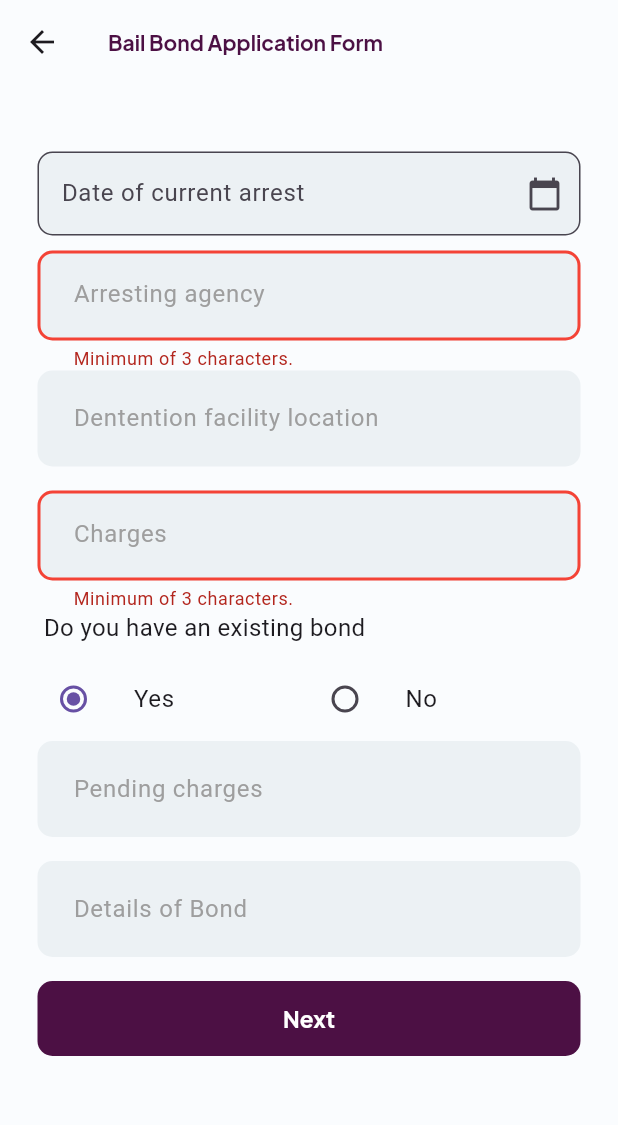
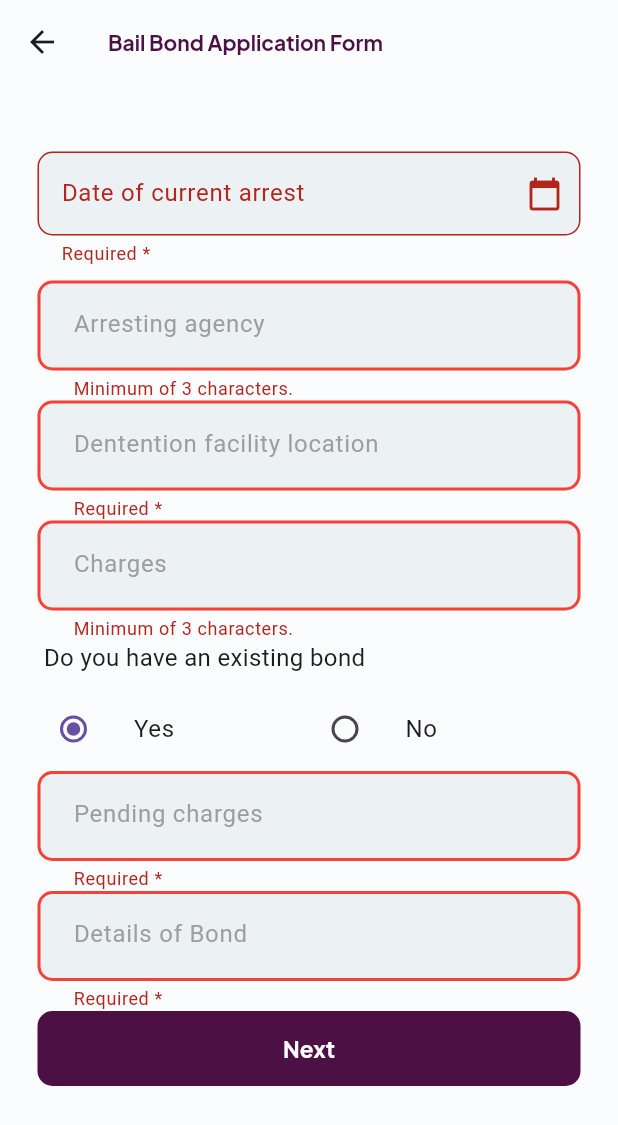
Before and after one commit to Paralexapp/paralex-mobile, a Flutter app: the BondFourthStep screen opened by its route, after a tap on "Next", on a phone screen of 412 x 824 dp. Shown: the top 1125 px of the screen. Run offline on Flutter 3.47's test engine with Material 3 defaults, Android fonts, the phone set to English and light mode, and no system bars; our stand-ins replace audioplayers, dotted_border, email_validator, flutter_holo_date_picker, flutter_svg, get and 6 more; missing offline and left inert: ffmpeg_kit_flutter, flutter_sound; network calls fail; project files that could hold a hidden picture were left out.

```diff
--- a/paralex/lib/service_provider/services/api_service.dart
+++ b/paralex/lib/service_provider/services/api_service.dart
@@ -141,7 +141,7 @@ class ApiService {
 
   Future<String> uploadImage(File file) async {
     String uploadedImageUrl = '';
-    var url = Uri.parse('$baseUrl/api/v1/auth/upload-to-cloudinary');
+    var url = Uri.parse('$baseUrl/api/v1/auth/upload-media');
     try {
       var request = http.MultipartRequest('POST', url)
         ..files.add(await http.MultipartFile.fromPath('file', file.path));
@@ -149,8 +149,8 @@ class ApiService {
       var response = await request.send();
 
       if (response.statusCode == 200 || response.statusCode == 201) {
-        final responseBody = await response.stream.bytesToString();
-        uploadedImageUrl = responseBody;
+        var responseBody = await jsonDecode(response.stream.toString());
+        uploadedImageUrl = responseBody['secure_url'];
         return uploadedImageUrl;
       } else {
         Get.snackbar(
--- a/paralex/lib/service_provider/view/widgets/date_picker.dart
+++ b/paralex/lib/service_provider/view/widgets/date_picker.dart
@@ -45,6 +45,12 @@ class _ReusableDatePickerState extends State<ReusableDatePicker> {
           TextEditingController(
               text: _dateFormat.format(_selectedDate ?? DateTime.now())),
       readOnly: true,
+      validator: (value) {
+        if (value!.isEmpty) {
+          return 'Required *';
+        }
+        return null;
+      },
       decoration: InputDecoration(
         filled: true,
         fillColor: const Color(0xFFECF1F4),
--- a/paralex/lib/widgets/textfieldWidget.dart
+++ b/paralex/lib/widgets/textfieldWidget.dart
@@ -34,7 +34,13 @@ class TextfieldWidget extends StatelessWidget {
       height: 80,
       child: TextFormField(
         controller: controller,
-        validator: validator,
+        validator: validator ??
+            (value) {
+              if (value!.isEmpty) {
+                return 'Required *';
+              }
+              return null;
+            },
         readOnly: readOnly,
         autovalidateMode: AutovalidateMode.onUserInteraction,
         style: textStyle ?? const TextStyle(color: Colors.black),
```
Also changed, not shown: paralex/lib/paralegal/request_lawyer_form.dart (+14 -6 lines), paralex/lib/screens/users/account/pages/Paralegal/bond/bond_step_3.dart (+8 -2 lines).
